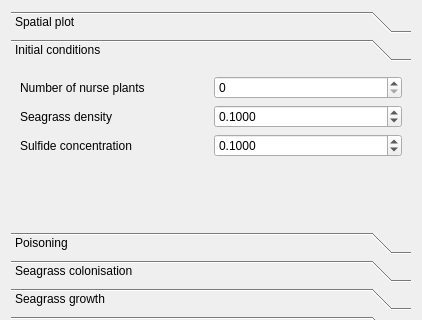
Above: qtmutualismbreakdownerparameterswidget.ui from richelbilderbeek/korter_project before the change; both pictures show x 0 to 422 and y 0 to 320 of the 422 by 807 pixel window. Below: the same form after it.
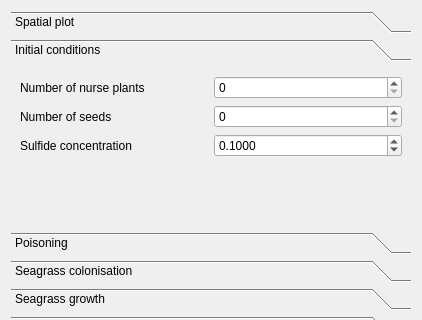
That is the form after the change. Icons and pictures are not drawn.

Commit message: Can set number of seeds

Patch:
```diff
--- a/qtmutualismbreakdownerparameterswidget.ui
+++ b/qtmutualismbreakdownerparameterswidget.ui
@@ -129,7 +129,7 @@
        <item row="2" column="0">
         <widget class="QLabel" name="label_initial_seagrass_density">
          <property name="text">
-          <string>Seagrass density</string>
+          <string>Number of seeds</string>
          </property>
         </widget>
        </item>
@@ -156,23 +156,7 @@
          </property>
         </widget>
        </item>
-       <item row="2" column="1">
-        <widget class="QDoubleSpinBox" name="box_initial_seagrass_density">
-         <property name="decimals">
-          <number>4</number>
-         </property>
-         <property name="maximum">
-          <double>1000000.000000000000000</double>
-         </property>
-         <property name="singleStep">
-          <double>0.100000000000000</double>
-         </property>
-         <property name="value">
-          <double>0.100000000000000</double>
-         </property>
-        </widget>
-       </item>
-       <item row="5" column="0" colspan="2">
+       <item row="6" column="0" colspan="2">
         <widget class="QLabel" name="image_initial_conditions">
          <property name="text">
           <string/>
@@ -185,7 +169,7 @@
          </property>
         </widget>
        </item>
-       <item row="4" column="0">
+       <item row="5" column="0">
         <spacer name="verticalSpacer">
          <property name="orientation">
           <enum>Qt::Vertical</enum>
@@ -201,6 +185,9 @@
        <item row="0" column="1">
         <widget class="QSpinBox" name="box_n_nurse_plants"/>
        </item>
+       <item row="2" column="1">
+        <widget class="QSpinBox" name="box_n_seeds"/>
+       </item>
       </layout>
      </widget>
      <widget class="QWidget" name="page_poisoning">
```
Left out of the diff: 36 changed lines with no effect on the pictures. The commit also changes 7 other files.
